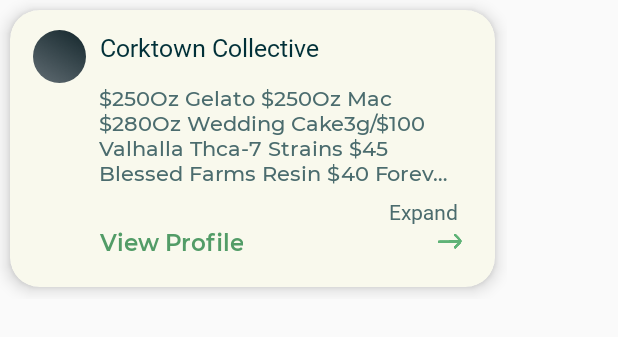
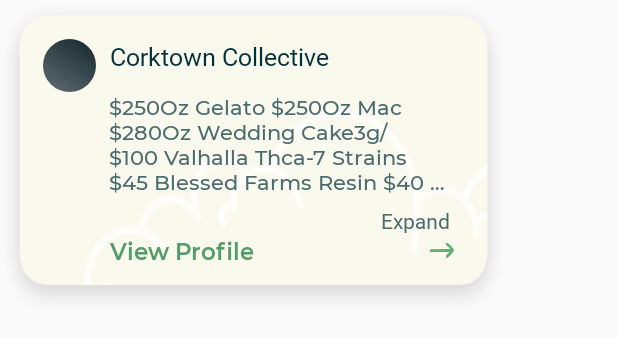
Before and after one commit to Daniel-Jefferson/dbc-android, an Android app: the layout lyt_deals.xml on its own in the app's theme, with its tools: preview values and no code run, on a phone screen of 412 x 824 dp. Shown: the top 337 px of the screen. Run offline under Robolectric (Android 15) with nearby library versions, the light colour scheme and no system bars; plain views replace ExpandableTextView, RoundedImageView; network calls fail.

Commit message:
fix issues

```diff
--- a/app/src/main/java/com/app/budsbank/fragments/AllDealsFragment.java
+++ b/app/src/main/java/com/app/budsbank/fragments/AllDealsFragment.java
@@ -122,7 +122,7 @@
     private void setupAdapter() {
         linearLayoutManager = new LinearLayoutManager(mContext, LinearLayoutManager.VERTICAL, false);
         rvAllDeals.setLayoutManager(linearLayoutManager);
-        allDealsAdapter = new AllDealsAdapter(mContext, allDispensaries);
+        allDealsAdapter = new AllDealsAdapter(mContext, allDispensaries, AppConstants.IsFrom.DEALS_FRAGMENT.getValue());
         rvAllDeals.setAdapter(allDealsAdapter);
     }
 
--- a/app/src/main/java/com/app/budsbank/fragments/FollowingDealsFragment.java
+++ b/app/src/main/java/com/app/budsbank/fragments/FollowingDealsFragment.java
@@ -110,7 +110,7 @@
     private void setupAdapter() {
         linearLayoutManager = new LinearLayoutManager(mContext, LinearLayoutManager.VERTICAL, false);
         rvFollowingDeals.setLayoutManager(linearLayoutManager);
-        dealsAdapter = new DealsAdapter(mContext, followedDispensaries);
+        dealsAdapter = new DealsAdapter(mContext, followedDispensaries, AppConstants.IsFrom.DEALS_FRAGMENT.getValue());
         rvFollowingDeals.setAdapter(dealsAdapter);
     }
 
--- a/app/src/main/java/com/app/budsbank/utils/AppConstants.java
+++ b/app/src/main/java/com/app/budsbank/utils/AppConstants.java
@@ -13,6 +13,7 @@
     public enum IsFrom {
 
         DISPENSARY_FRAGMENT("dispensary_fragment"),
+        DEALS_FRAGMENT("deals_fragment"),
         QUIZ_FRAGMENT("quiz_fragment"),
         HOME_FRAGMENT("home_fragment"),
         UNREAD_NOTIFICATION_FRAGMENT("unread_notification_fragmetn"),
--- a/app/src/main/res/layout/lyt_deals.xml
+++ b/app/src/main/res/layout/lyt_deals.xml
@@ -5,24 +5,14 @@
     android:layout_width="@dimen/card_width"
     android:layout_height="wrap_content">
 
-    <androidx.cardview.widget.CardView
+    <RelativeLayout
         android:layout_width="match_parent"
         android:layout_height="wrap_content"
-        android:layout_marginStart="@dimen/_5sdp"
-        android:layout_marginTop="@dimen/_5sdp"
-        android:layout_marginEnd="@dimen/_6sdp"
-        android:layout_marginBottom="@dimen/_6sdp"
-        app:cardBackgroundColor="@color/white_90"
-        app:cardCornerRadius="@dimen/_15sdp"
-        app:cardElevation="@dimen/_5sdp">
-
-        <RelativeLayout
-            android:layout_width="match_parent"
-            android:layout_height="match_parent"
-            android:paddingStart="@dimen/_12sdp"
-            android:paddingTop="@dimen/_10sdp"
-            android:paddingEnd="@dimen/_12sdp"
-            android:paddingBottom="@dimen/_15sdp">
+        android:background="@drawable/container_bg_selecter"
+        android:paddingStart="@dimen/_22sdp"
+        android:paddingTop="@dimen/_20sdp"
+        android:paddingEnd="@dimen/_22sdp"
+        android:paddingBottom="@dimen/_25sdp">
 
         <LinearLayout
             android:id="@+id/lyt_deal"
@@ -120,6 +110,4 @@
         </LinearLayout>
 
     </RelativeLayout>
-
-    </androidx.cardview.widget.CardView>
 </RelativeLayout>
```
Also changed, not shown: app/src/main/java/com/app/budsbank/adapters/AllDealsAdapter.java (+43 -19 lines), app/src/main/java/com/app/budsbank/adapters/DealsAdapter.java (+23 -2 lines). Lines whose indentation alone changed are shown as unchanged.
